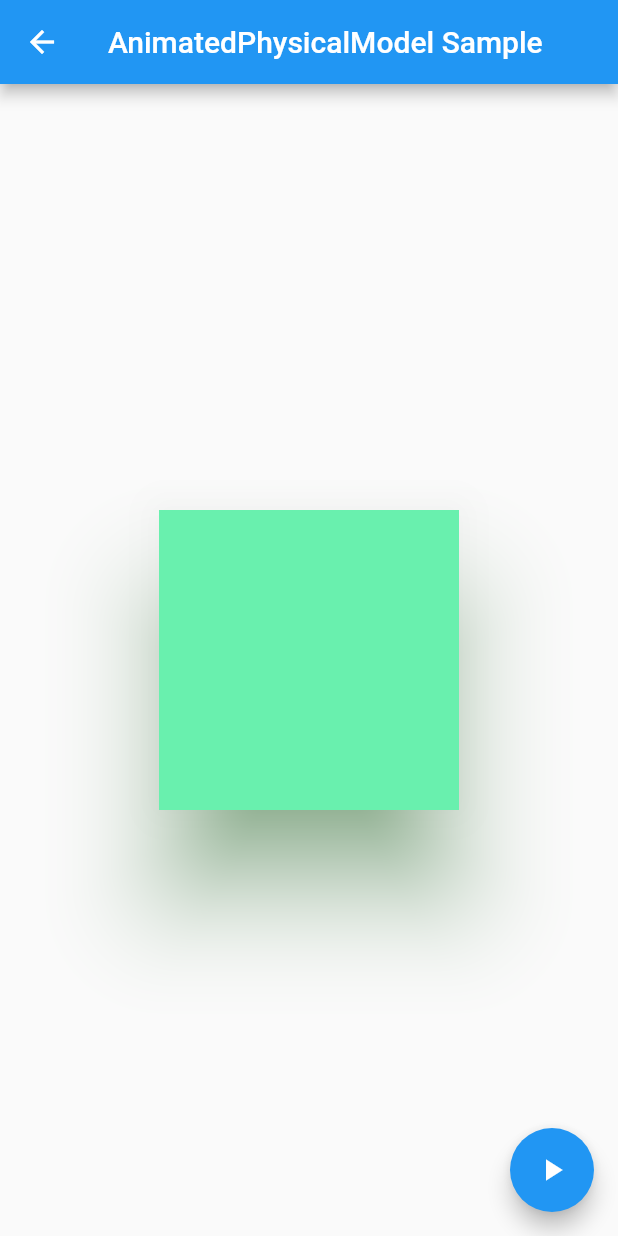
After one commit to tsuruken0802/Flutter-Implicit-Animations-Sample, a Flutter app: the AnimatedPhysicalModelScreen screen opened directly, after a tap on the "play arrow" icon, on a phone screen of 412 x 824 dp. The commit adds this screen. Run offline on Flutter 3.47's test engine with Material 2 defaults, Android fonts, the phone set to English and light mode, and no system bars.

Commit message:
create AnimatedPhysicalModel sample

```diff
--- a/lib/main.dart
+++ b/lib/main.dart
@@ -4,6 +4,7 @@ import 'package:implicit_animations_sample/screens/animated_container_screen.dar
 import 'package:implicit_animations_sample/screens/animated_default_text_style_screen.dart';
 import 'package:implicit_animations_sample/screens/animated_opacity_screen.dart';
 import 'package:implicit_animations_sample/screens/animated_padding_screen.dart';
+import 'package:implicit_animations_sample/screens/animated_physical_model_screen.dart';
 
 void main() {
   runApp(MyApp());
@@ -50,6 +51,11 @@ class AnimationSampleList extends StatelessWidget {
           itemName: 'AnimatedPadding',
           onPressItem: () {
             this._navigator(context, AnimatedPaddingScreen());
+          }),
+      AnimationSampleListItem(
+          itemName: 'AnimatedPhysicalModel',
+          onPressItem: () {
+            this._navigator(context, AnimatedPhysicalModelScreen());
           }),
     ];
   }
--- /dev/null
+++ b/lib/screens/animated_physical_model_screen.dart
@@ -0,0 +1,63 @@
+import 'package:flutter/cupertino.dart';
+import 'package:flutter/material.dart';
+
+class AnimatedPhysicalModelScreen extends StatefulWidget {
+  @override
+  _AnimatedPhysicalModelScreenState createState() =>
+      _AnimatedPhysicalModelScreenState();
+}
+
+class _AnimatedPhysicalModelScreenState
+    extends State<AnimatedPhysicalModelScreen> {
+  // Z座標
+  static final double fromElevation = 10.0;
+  static final double toElevation = 30.0;
+  double _elevation = fromElevation;
+
+  // 色
+  static final Color fromColor = Colors.orange;
+  static final Color toColor = Colors.greenAccent;
+  Color _color = fromColor;
+
+  // 影の色
+  static final Color fromShadowColor = Colors.red;
+  static final Color toShadowColor = Colors.green;
+  Color _shadowColor = fromShadowColor;
+
+  @override
+  Widget build(BuildContext context) {
+    return Scaffold(
+      appBar: AppBar(
+        title: Text('AnimatedPhysicalModel Sample'),
+      ),
+      body: Center(
+          child: AnimatedPhysicalModel(
+        elevation: this._elevation,
+        shape: BoxShape.rectangle,
+        color: this._color,
+        shadowColor: this._shadowColor,
+        duration: Duration(seconds: 1),
+        child: Container(
+          width: 200,
+          height: 200,
+        ),
+      )),
+      floatingActionButton: FloatingActionButton(
+        child: Icon(Icons.play_arrow),
+        onPressed: () {
+          setState(() {
+            if (this._elevation >= toElevation) {
+              this._elevation = fromElevation;
+              this._color = fromColor;
+              this._shadowColor = fromShadowColor;
+            } else {
+              this._elevation = toElevation;
+              this._color = toColor;
+              this._shadowColor = toShadowColor;
+            }
+          });
+        },
+      ),
+    );
+  }
+}
```
